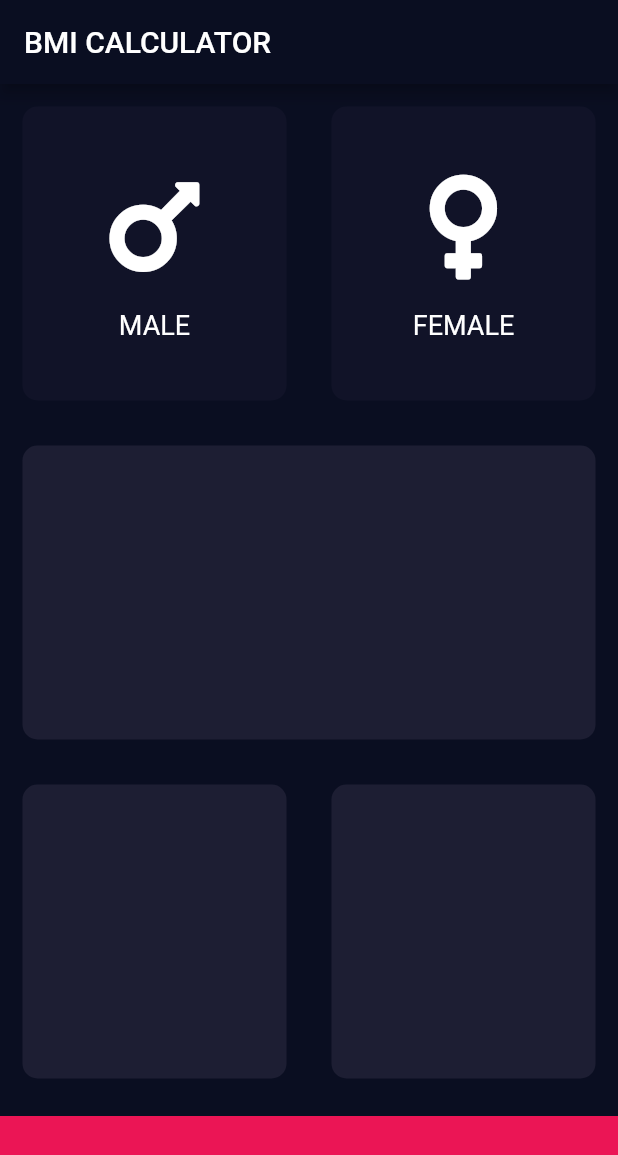
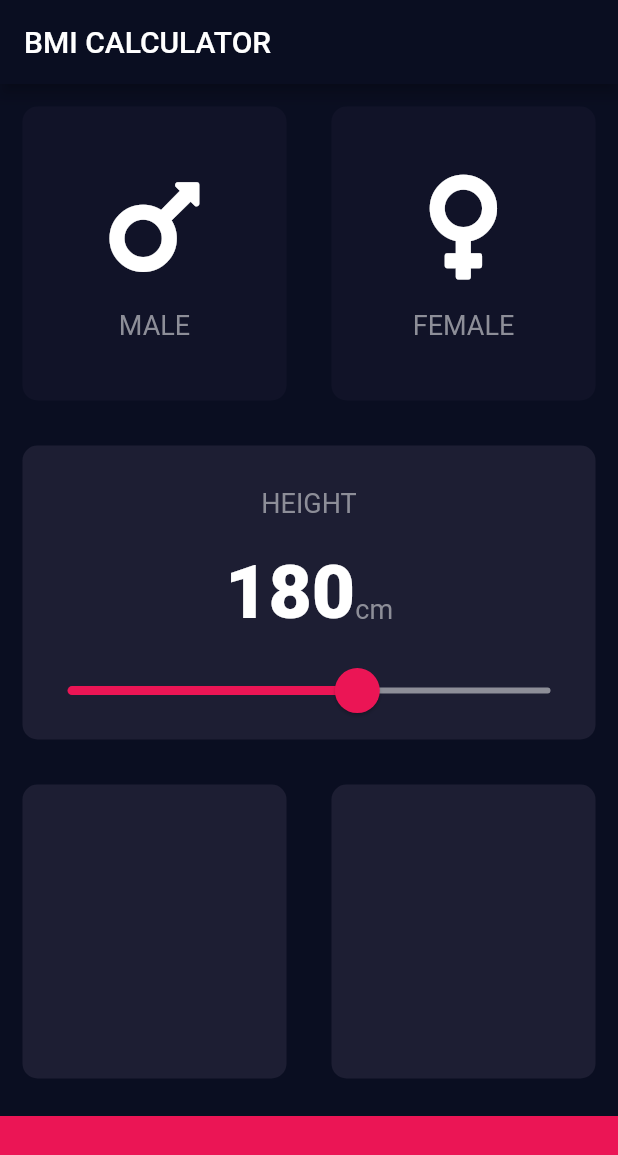
Before and after one commit to mjhossain/FlutterApps, a Flutter app: the screen it shows after launch, on a phone screen of 412 x 824 dp. Shown: the top 1155 px of the screen. Run offline on Flutter 3.47's test engine with Material 2 defaults, Android fonts, the phone set to English and light mode, and no system bars; our stand-ins replace audioplayers, font_awesome_flutter, rflutter_alert.

Commit message:
Updates made

```diff
--- /dev/null
+++ b/bmi-app/lib/constants.dart
@@ -0,0 +1,16 @@
+import 'package:flutter/material.dart';
+
+const double kBottomContainerHeight = 80.0;
+const kBottomContainerColor = Color(0xFFEB1555);
+const kActiveCardColor = Color(0xFF1D1E33);
+const kInactiveCardColor = Color(0xFF111328);
+
+const kLabelTextStyle = TextStyle(
+  fontSize: 18.0,
+  color: Color(0xFF8D8E98),
+);
+
+const kNumberTextStyle = TextStyle(
+  fontSize: 50.0,
+  fontWeight: FontWeight.w900,
+);
--- a/bmi-app/lib/icon_content.dart
+++ b/bmi-app/lib/icon_content.dart
@@ -1,4 +1,5 @@
 import 'package:flutter/material.dart';
+import 'constants.dart';
 
 class IconContent extends StatelessWidget {
   IconContent({@required this.icon, @required this.text});
@@ -20,7 +21,7 @@ class IconContent extends StatelessWidget {
         ),
         Text(
           text,
-          style: TextStyle(fontSize: 18.0),
+          style: kLabelTextStyle,
         ),
       ],
     );
--- a/bmi-app/lib/input_page.dart
+++ b/bmi-app/lib/input_page.dart
@@ -2,11 +2,7 @@ import 'package:flutter/material.dart';
 import 'package:font_awesome_flutter/font_awesome_flutter.dart';
 import 'reusable_card.dart';
 import 'icon_content.dart';
-
-const double bottomContainerHeight = 80.0;
-const bottomContainerColor = Color(0xFFEB1555);
-const activeCardColor = Color(0xFF1D1E33);
-const inactiveCardColor = Color(0xFF111328);
+import 'constants.dart';
 
 enum Gender { male, female }
 
@@ -17,6 +13,7 @@ class InputPage extends StatefulWidget {
 
 class _InputPageState extends State<InputPage> {
   Gender selectedGender;
+  int height = 180;
 
   @override
   Widget build(BuildContext context) {
@@ -26,45 +23,41 @@ class _InputPageState extends State<InputPage> {
         ),
         body: Column(
           mainAxisAlignment: MainAxisAlignment.center,
-          crossAxisAlignment: CrossAxisAlignment.center,
+          crossAxisAlignment: CrossAxisAlignment.stretch,
           children: <Widget>[
             Expanded(
               child: Row(
                 children: <Widget>[
                   Expanded(
-                    child: GestureDetector(
-                      onTap: () {
+                    child: ReusableCard(
+                      onPress: () {
                         setState(() {
                           selectedGender = Gender.male;
                         });
                       },
-                      child: ReusableCard(
                       childCard: IconContent(
                         icon: FontAwesomeIcons.mars,
                         text: 'MALE',
                       ),
                       wColor: selectedGender == Gender.male
-                            ? activeCardColor
-                            : inactiveCardColor,
-                      ),
+                          ? kActiveCardColor
+                          : kInactiveCardColor,
                     ),
                   ),
                   Expanded(
-                    child: GestureDetector(
-                      onTap: () {
+                    child: ReusableCard(
+                      onPress: () {
                         setState(() {
                           selectedGender = Gender.female;
                         });
                       },
-                      child: ReusableCard(
                       childCard: IconContent(
                         icon: FontAwesomeIcons.venus,
                         text: 'FEMALE',
                       ),
                       wColor: selectedGender == Gender.female
-                            ? activeCardColor
-                            : inactiveCardColor,
-                      ),
+                          ? kActiveCardColor
+                          : kInactiveCardColor,
                     ),
                   ),
                 ],
@@ -72,7 +65,59 @@ class _InputPageState extends State<InputPage> {
             ),
             Expanded(
               child: ReusableCard(
-                wColor: activeCardColor,
+                wColor: kActiveCardColor,
+                childCard: Column(
+                  mainAxisAlignment: MainAxisAlignment.spaceAround,
+                  children: <Widget>[
+                    SizedBox(
+                      height: 20.0,
+                    ),
+                    Text(
+                      'HEIGHT',
+                      style: kLabelTextStyle,
+                    ),
+                    SizedBox(
+                      height: 10.0,
+                    ),
+                    Row(
+                      mainAxisAlignment: MainAxisAlignment.center,
+                      crossAxisAlignment: CrossAxisAlignment.baseline,
+                      textBaseline: TextBaseline.alphabetic,
+                      children: <Widget>[
+                        Text(
+                          height.toString(),
+                          style: kNumberTextStyle,
+                        ),
+                        Text(
+                          'cm',
+                          style: kLabelTextStyle,
+                        )
+                      ],
+                    ),
+                    SliderTheme(
+                      data: SliderTheme.of(context).copyWith(
+                        activeTrackColor: Color(0xFFEB1555),
+                        inactiveTrackColor: Color(0xFF8D8E98),
+                        overlayColor: Color(0x29EB1555),
+                        thumbColor: Color(0xFFEB1555),
+                        thumbShape:
+                            RoundSliderThumbShape(enabledThumbRadius: 15.0),
+                        overlayShape:
+                            RoundSliderOverlayShape(overlayRadius: 30.0),
+                      ),
+                      child: Slider(
+                        value: height.toDouble(),
+                        min: 120.0,
+                        max: 220.0,
+                        onChanged: (double newValue) {
+                          setState(() {
+                            height = newValue.round();
+                          });
+                        },
+                      ),
+                    )
+                  ],
+                ),
               ),
             ),
             Expanded(
@@ -80,22 +125,22 @@ class _InputPageState extends State<InputPage> {
                 children: <Widget>[
                   Expanded(
                     child: ReusableCard(
-                      wColor: activeCardColor,
+                      wColor: kActiveCardColor,
                     ),
                   ),
                   Expanded(
                     child: ReusableCard(
-                      wColor: activeCardColor,
+                      wColor: kActiveCardColor,
                     ),
                   ),
                 ],
               ),
             ),
             Container(
-              color: bottomContainerColor,
+              color: kBottomContainerColor,
               width: double.infinity,
               margin: EdgeInsets.only(top: 10.0),
-              height: bottomContainerHeight,
+              height: kBottomContainerHeight,
             ),
           ],
         ));
--- a/bmi-app/lib/reusable_card.dart
+++ b/bmi-app/lib/reusable_card.dart
@@ -1,19 +1,23 @@
 import 'package:flutter/material.dart';
 
 class ReusableCard extends StatelessWidget {
-  ReusableCard({@required this.wColor, this.childCard});
+  ReusableCard({@required this.wColor, this.childCard, this.onPress});
 
   final Color wColor;
   final Widget childCard;
+  final Function onPress;
 
   @override
   Widget build(BuildContext context) {
-    return Container(
-      child: childCard,
-      margin: EdgeInsets.all(15.0),
-      decoration: BoxDecoration(
-        color: wColor,
-        borderRadius: BorderRadius.circular(10.0),
+    return GestureDetector(
+      onTap: onPress,
+      child: Container(
+        child: childCard,
+        margin: EdgeInsets.all(15.0),
+        decoration: BoxDecoration(
+          color: wColor,
+          borderRadius: BorderRadius.circular(10.0),
+        ),
       ),
     );
   }
```
Lines whose indentation alone changed are shown as unchanged.
